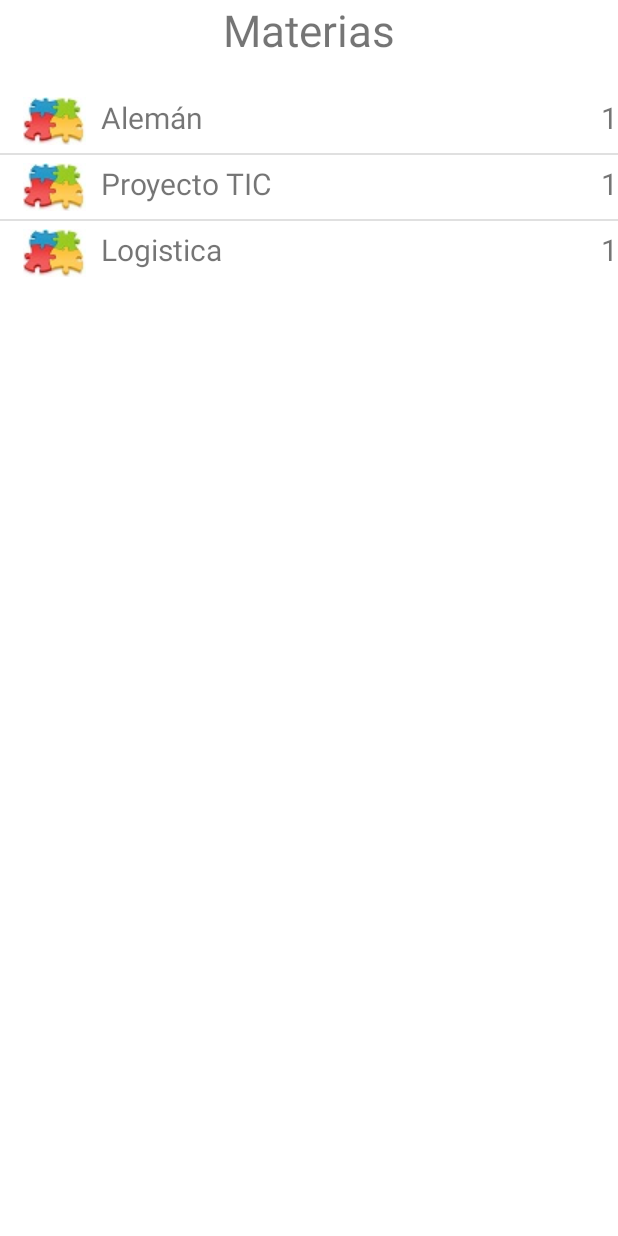
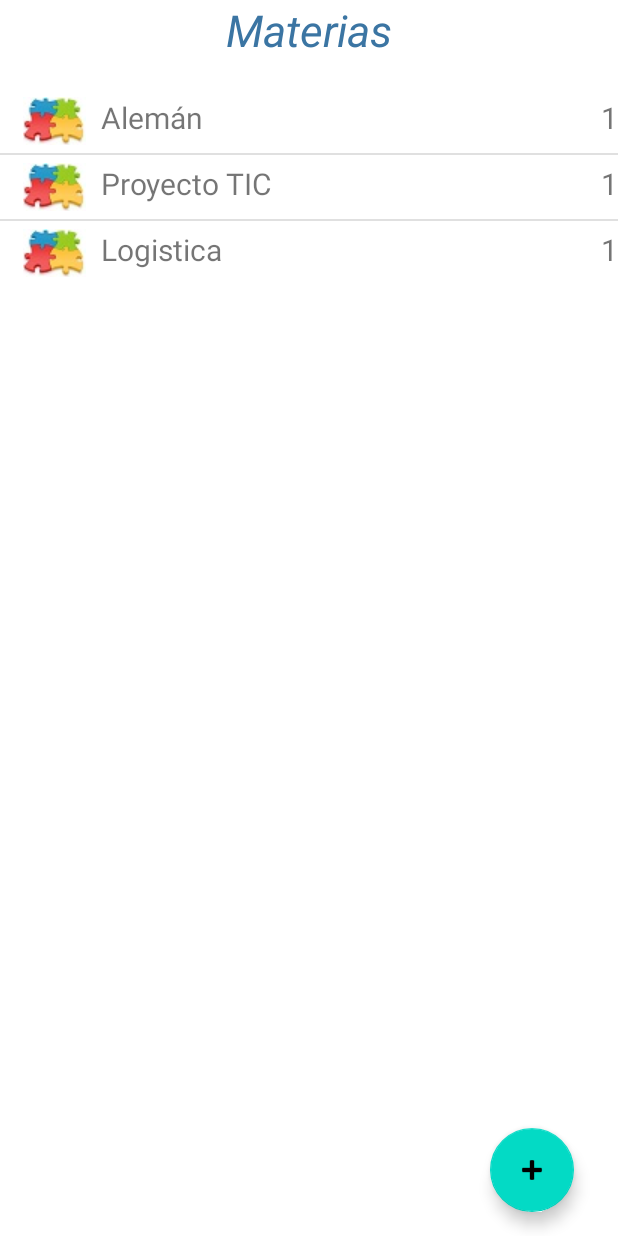
Before and after one commit to PablitoPy/Bitacora2020, an Android app: the MateriasListView screen opened directly, with no data from a screen before it, on a phone screen of 412 x 824 dp. Run offline under Robolectric (Android 15) with nearby library versions, the phone set to English and light mode, and no system bars.

Commit message:
git push 9/11/20 23:43

```diff
--- /dev/null
+++ b/app/src/main/res/layout/activity_ver_tema.xml
@@ -0,0 +1,6 @@
+<?xml version="1.0" encoding="utf-8"?>
+<androidx.constraintlayout.widget.ConstraintLayout
+    xmlns:android="http://schemas.android.com/apk/res/android" android:layout_width="match_parent"
+    android:layout_height="match_parent">
+
+</androidx.constraintlayout.widget.ConstraintLayout>
--- a/app/src/main/res/layout/list_view_materias.xml
+++ b/app/src/main/res/layout/list_view_materias.xml
@@ -1,25 +1,44 @@
 <?xml version="1.0" encoding="utf-8"?>
 
 	<RelativeLayout xmlns:android="http://schemas.android.com/apk/res/android"
+		xmlns:app="http://schemas.android.com/apk/res-auto"
 		android:layout_width="match_parent"
-    	android:layout_height="wrap_content"
+    	android:layout_height="match_parent"
+	android:id="@+id/listview"
 	    >
 
+		<!-- Modo 1 -->
 		<TextView
 			android:id="@+id/titulo_principal"
 			android:layout_width="match_parent"
 			android:layout_height="wrap_content"
+			android:layout_marginBottom="20dp"
+			android:gravity="center"
 			android:text="@string/grupos_cercanos_titulo"
-	      android:gravity="center"
-	      android:textSize="29sp"
-	      android:layout_marginBottom="20dp"/>
+			android:textColor="#3B75A3"
+			android:textStyle="italic"
+			android:textSize="29sp" />
 
-	    <!-- Modo 1 -->
+	<com.google.android.material.floatingactionbutton.FloatingActionButton
+		android:id="@+id/floatingActionButton3"
+		android:layout_width="wrap_content"
+		android:layout_height="wrap_content"
+		android:layout_alignParentEnd="true"
+		android:layout_alignParentRight="true"
+		android:layout_alignParentBottom="true"
+		android:layout_marginEnd="29dp"
+		android:layout_marginRight="29dp"
+		android:layout_marginBottom="16dp"
+		android:clickable="true"
+		android:onClick="lanzarCrearMateria"
+		app:srcCompat="@android:drawable/ic_input_add" />
+
 		<ListView
 	        android:id="@android:id/list"
 	        android:layout_width="match_parent"
 	        android:layout_height="wrap_content"
-	        android:layout_below="@id/titulo_principal"/>
+	        android:layout_below="@id/titulo_principal">
+		</ListView>
 
 	<!-- Modo 1 -->
 	    <TextView
@@ -27,6 +46,7 @@
 	        android:layout_width="wrap_content"
 	        android:layout_height="wrap_content"
 	        android:text="@string/lista_vacia" />
+</RelativeLayout>
 
 	    <!-- Modo 2 -->
 	    <!--ListView
@@ -34,8 +54,3 @@
 	        android:layout_width="match_parent"
 	        android:layout_height="wrap_content"
 	        android:layout_below="@id/titulo_principal"/-->
-
-
-
-
-	</RelativeLayout>
```
Also changed, not shown: app/src/main/java/com/example/bitacora20/activities/MateriasListView.java (+10 -6 lines), app/src/main/java/com/example/bitacora20/datos/Tema.java (added, +29 -0 lines), app/src/main/res/layout/activity_ver_datos_materia.xml (+3 -4 lines). Lines whose indentation alone changed are shown as unchanged.
